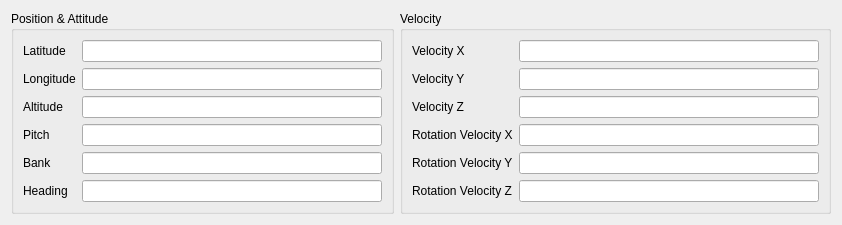
Old version of the form src/UserInterface/src/Widget/AircraftWidget.ui in the repository till213/SkyDolly.
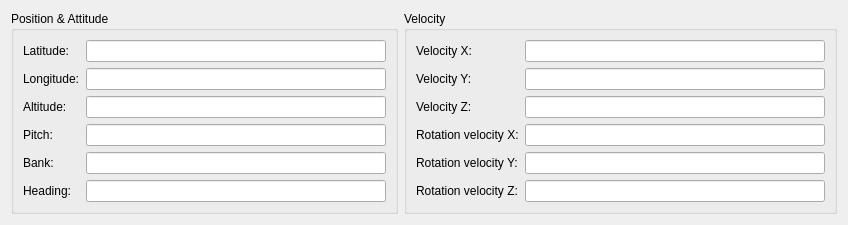
New version of the form.

```diff
--- a/src/UserInterface/src/Widget/AircraftWidget.ui
+++ b/src/UserInterface/src/Widget/AircraftWidget.ui
@@ -6,7 +6,7 @@
    <rect>
     <x>0</x>
     <y>0</y>
-    <width>824</width>
+    <width>832</width>
     <height>220</height>
    </rect>
   </property>
@@ -35,7 +35,7 @@
       <item row="0" column="0">
        <widget class="QLabel" name="label_12">
         <property name="text">
-         <string>Velocity X</string>
+         <string>Velocity X:</string>
         </property>
        </widget>
       </item>
@@ -55,7 +55,7 @@
       <item row="1" column="0">
        <widget class="QLabel" name="label_13">
         <property name="text">
-         <string>Velocity Y</string>
+         <string>Velocity Y:</string>
         </property>
        </widget>
       </item>
@@ -75,7 +75,7 @@
       <item row="2" column="0">
        <widget class="QLabel" name="label_14">
         <property name="text">
-         <string>Velocity Z</string>
+         <string>Velocity Z:</string>
         </property>
        </widget>
       </item>
@@ -95,7 +95,7 @@
       <item row="3" column="0">
        <widget class="QLabel" name="label_28">
         <property name="text">
-         <string>Rotation Velocity X</string>
+         <string>Rotation velocity X:</string>
         </property>
        </widget>
       </item>
@@ -115,7 +115,7 @@
       <item row="4" column="0">
        <widget class="QLabel" name="label_29">
         <property name="text">
-         <string>Rotation Velocity Y</string>
+         <string>Rotation velocity Y:</string>
         </property>
        </widget>
       </item>
@@ -135,7 +135,7 @@
       <item row="5" column="0">
        <widget class="QLabel" name="label_30">
         <property name="text">
-         <string>Rotation Velocity Z</string>
+         <string>Rotation velocity Z:</string>
         </property>
        </widget>
       </item>
@@ -173,7 +173,7 @@
       <item row="0" column="0">
        <widget class="QLabel" name="label_9">
         <property name="text">
-         <string>Latitude</string>
+         <string>Latitude:</string>
         </property>
        </widget>
       </item>
@@ -193,7 +193,7 @@
       <item row="1" column="0">
        <widget class="QLabel" name="label_10">
         <property name="text">
-         <string>Longitude</string>
+         <string>Longitude:</string>
         </property>
        </widget>
       </item>
@@ -213,7 +213,7 @@
       <item row="2" column="0">
        <widget class="QLabel" name="label_11">
         <property name="text">
-         <string>Altitude</string>
+         <string>Altitude:</string>
         </property>
        </widget>
       </item>
@@ -233,7 +233,7 @@
       <item row="3" column="0">
        <widget class="QLabel" name="label_25">
         <property name="text">
-         <string>Pitch</string>
+         <string>Pitch:</string>
         </property>
        </widget>
       </item>
@@ -253,7 +253,7 @@
       <item row="4" column="0">
        <widget class="QLabel" name="label_26">
         <property name="text">
-         <string>Bank</string>
+         <string>Bank:</string>
         </property>
        </widget>
       </item>
@@ -273,7 +273,7 @@
       <item row="5" column="0">
        <widget class="QLabel" name="label_27">
         <property name="text">
-         <string>Heading</string>
+         <string>Heading:</string>
         </property>
        </widget>
       </item>
```
